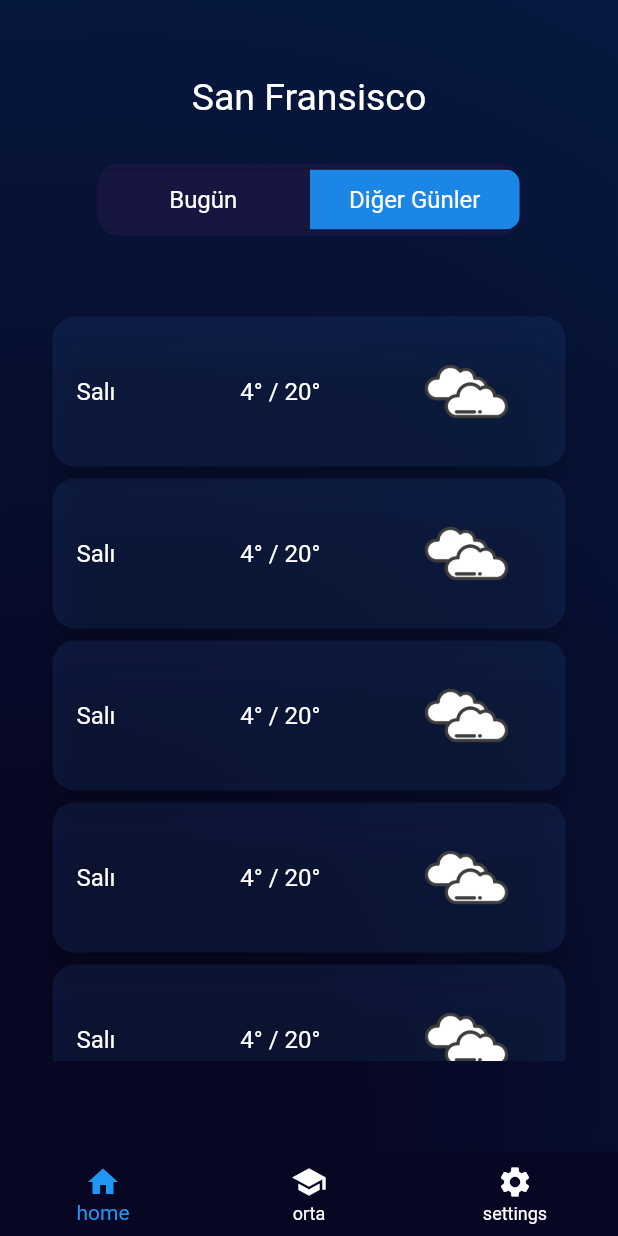
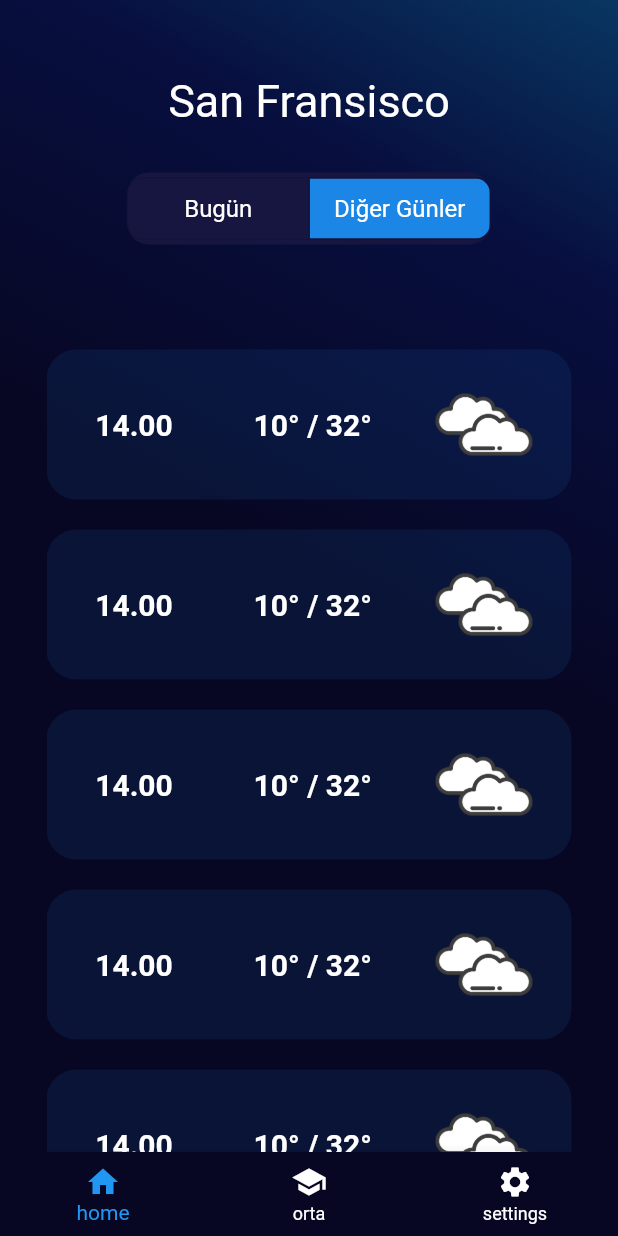
Before and after one commit to keremtigre/WeatherApp, a Flutter app: the screen it shows after launch, after a tap on "Diğer Günler", on a phone screen of 412 x 824 dp. Run offline on Flutter 3.47's test engine with Material 2 defaults, Android fonts, the phone set to English and light mode, and no system bars; our stand-ins replace google_fonts.

Commit message:
HomePage düzenlemeler Yapıldı

```diff
--- a/lib/screens/homePage/homepage.dart
+++ b/lib/screens/homePage/homepage.dart
@@ -1,7 +1,6 @@
-import 'dart:ffi';
-
 import 'package:flutter/material.dart';
 import 'package:flutter_weather_app/controller/controller.dart';
+import 'package:flutter_weather_app/screens/homePage/widgets/text_widget.dart';
 import 'package:flutter_weather_app/screens/homePage/widgets/toggleSecondPage.dart';
 import 'package:provider/src/provider.dart';
 
@@ -37,40 +36,37 @@ class _HomePageState extends State<HomePage> {
     }
 
     return isSelected[0] == true
-        ? Scaffold(
+        ? SafeArea(
+            child: Scaffold(
               body: Container(
                 height: double.infinity,
                 width: double.infinity,
                 decoration: BoxDecoration(
-                gradient: RadialGradient(
+                  gradient: LinearGradient(
                     colors: [
-                    Color.fromRGBO(4, 81, 153, 1),
                       Color.fromRGBO(7, 7, 35, 1),
+                      Color.fromRGBO(7, 15, 63, 1),
+                      Color.fromRGBO(9, 54, 97, 1),
                     ],
-                  center: Alignment(-1, 1),
-                  focal: Alignment(0.95, -0.95),
-                  focalRadius: 5.0,
+                    stops: [0.5, 0.8, 1],
+                    begin: Alignment.bottomLeft,
+                    end: Alignment.topRight,
                   ),
                 ),
                 child: Column(
                   children: [
-                  Padding(
+                    Expanded(
+                      flex: 1,
+                      child: Padding(
                         padding: EdgeInsets.only(
-                      top: phoneheight <= 700
-                          ? convertSizeheight(50)
-                          : convertSizeheight(80),
+                          top: convertSizeheight(20),
                         ),
-                    child: Text(
-                      "San Fransisco",
-                      style: TextStyle(color: Colors.white, fontSize: 25),
+                        child: CreateText("San Fransisco", Colors.white, 30),
                       ),
                     ),
                     Padding(
-                    padding: EdgeInsets.only(top: convertSizeheight(15)),
-                    child: Text(
-                      "28 Haziran 2022",
-                      style: TextStyle(color: Colors.white70, fontSize: 14),
-                    ),
+                      padding: EdgeInsets.only(top: convertSizeheight(8)),
+                      child: CreateText("28 Haziran 2022", Colors.white70, 14),
                     ),
                     Padding(
                       padding: EdgeInsets.only(top: convertSizeheight(20)),
@@ -81,8 +77,8 @@ class _HomePageState extends State<HomePage> {
                         ),
                         child: ToggleButtons(
                           constraints: BoxConstraints(
-                            minWidth: convertSizeWidth(140),
-                            maxWidth: convertSizeWidth(140),
+                              minWidth: convertSizeWidth(120),
+                              maxWidth: convertSizeWidth(120),
                               minHeight: convertSizeheight(40),
                               maxHeight: convertSizeheight(40)),
                           selectedColor: Colors.white,
@@ -104,94 +100,98 @@ class _HomePageState extends State<HomePage> {
                             });
                           },
                           children: [
-                          Text(
-                            "Bugün",
-                            style: TextStyle(fontSize: 16),
-                            textAlign: TextAlign.center,
-                          ),
-                          Text(
-                            "Diğer Günler",
-                            style: TextStyle(fontSize: 16),
-                            textAlign: TextAlign.end,
-                          )
+                            CreateTextWithAlign(
+                                "Bugün", Colors.white, 16, TextAlign.center),
+                            CreateTextWithAlign("Diğer Günler", Colors.white,
+                                16, TextAlign.end),
                           ],
                           isSelected: isSelected,
                         ),
                       ),
                     ),
-                  Padding(
+                    Expanded(
+                      flex: 2,
+                      child: Padding(
                         padding: EdgeInsets.only(
                           top: phoneheight <= 700
                               ? convertSizeheight(1)
                               : convertSizeheight(20),
                         ),
                         child: Image.asset("assets/cloud.png",
-                        width: double.infinity, height: convertSizeheight(220)),
+                            width: double.infinity,
+                            height: convertSizeheight(220)),
                       ),
-                  Padding(
+                    ),
+                    Expanded(
+                      flex: 1,
+                      child: Padding(
                         padding: EdgeInsets.only(
-                      top: phoneheight <= 700
-                          ? convertSizeheight(1)
-                          : convertSizeheight(20),
+                          top: phoneheight <= 820
+                              ? convertSizeheight(20)
+                              : convertSizeheight(60),
                         ),
                         child: Row(
                           mainAxisAlignment: MainAxisAlignment.spaceEvenly,
                           children: [
                             Column(
                               children: [
-                            Text(
+                                CreateTextWithAlign(
                                   "Temp",
-                              textAlign: TextAlign.center,
-                              style: TextStyle(color: Colors.white70),
+                                  Colors.white70,
+                                  12,
+                                  TextAlign.center,
                                 ),
                                 SizedBox(
                                   height: convertSizeheight(5),
                                 ),
-                            Text(
+                                CreateTextWithAlign(
                                   "32°",
-                              textAlign: TextAlign.center,
-                              style:
-                                  TextStyle(color: Colors.white, fontSize: 20),
-                            )
+                                  Colors.white,
+                                  20,
+                                  TextAlign.center,
+                                ),
                               ],
                             ),
                             Column(
                               children: [
-                            Text(
+                                CreateTextWithAlign(
                                   "Wind",
-                              textAlign: TextAlign.center,
-                              style: TextStyle(color: Colors.white70),
+                                  Colors.white70,
+                                  12,
+                                  TextAlign.center,
                                 ),
                                 SizedBox(
                                   height: convertSizeheight(5),
                                 ),
-                            Text(
+                                CreateTextWithAlign(
                                   "10km/h",
-                              textAlign: TextAlign.center,
-                              style:
-                                  TextStyle(color: Colors.white, fontSize: 20),
-                            )
+                                  Colors.white,
+                                  20,
+                                  TextAlign.center,
+                                ),
                               ],
                             ),
                             Column(
                               children: [
-                            Text(
+                                CreateTextWithAlign(
                                   "Nem",
-                              textAlign: TextAlign.center,
-                              style: TextStyle(color: Colors.white70),
+                                  Colors.white70,
+                                  12,
+                                  TextAlign.center,
                                 ),
                                 SizedBox(
                                   height: convertSizeheight(5),
                                 ),
-                            Text(
+                                CreateTextWithAlign(
                                   "%75",
-                              textAlign: TextAlign.center,
-                              style:
-                                  TextStyle(color: Colors.white, fontSize: 20),
+                                  Colors.white,
+                                  20,
+                                  TextAlign.center,
                                 ),
                               ],
                             ),
                           ],
+                        ),
                       ),
                     ),
                     Expanded(
@@ -199,15 +199,14 @@ class _HomePageState extends State<HomePage> {
                       child: Container(
                         alignment: Alignment.topLeft,
                         padding: EdgeInsets.only(
-                        top: phoneheight <= 700
-                            ? convertSizeheight(60)
-                            : convertSizeheight(100),
+                          top: convertSizeWidth(40),
                           left: convertSizeWidth(20),
                         ),
-                      child: Text(
+                        child: CreateTextWithAlign(
                           "Today",
-                        textAlign: TextAlign.center,
-                        style: TextStyle(color: Colors.white, fontSize: 20),
+                          Colors.white,
+                          21,
+                          TextAlign.center,
                         ),
                       ),
                     ),
@@ -229,31 +228,29 @@ class _HomePageState extends State<HomePage> {
                                 width: convertSizeWidth(160),
                                 child: Row(
                                   children: [
-                                  Image.asset(
+                                    Expanded(
+                                      child: Image.asset(
                                         "assets/cloud.png",
                                         height: convertSizeheight(100),
                                         width: convertSizeWidth(100),
                                       ),
-                                  Column(
-                                    mainAxisAlignment: MainAxisAlignment.center,
+                                    ),
+                                    Expanded(
+                                      child: Column(
+                                        mainAxisAlignment:
+                                            MainAxisAlignment.center,
                                         children: [
-                                      Text(
-                                        "14.00",
-                                        textAlign: TextAlign.center,
-                                        style: TextStyle(
-                                          color: Colors.white,
-                                        ),
-                                      ),
+                                          CreateText("14.00", Colors.white, 15),
                                           SizedBox(
                                             height: convertSizeheight(5),
                                           ),
-                                      Text(
+                                          CreateTextWithAlign(
                                               "32°",
-                                        textAlign: TextAlign.center,
-                                        style: TextStyle(
-                                            color: Colors.white, fontSize: 20),
+                                              Colors.white,
+                                              20,
+                                              TextAlign.center)
+                                        ],
                                       ),
-                                    ],
                                     )
                                   ],
                                 ),
@@ -269,13 +266,15 @@ class _HomePageState extends State<HomePage> {
                 unselectedItemColor: Colors.white,
                 type: BottomNavigationBarType.fixed,
                 items: [
-                BottomNavigationBarItem(icon: Icon(Icons.home), label: "home"),
+                  BottomNavigationBarItem(
+                      icon: Icon(Icons.home), label: "home"),
                   BottomNavigationBarItem(
                       icon: Icon(Icons.school), label: "orta"),
                   BottomNavigationBarItem(
                       icon: Icon(Icons.settings), label: "settings"),
                 ],
               ),
+            ),
           )
         : ToggleSecondPage();
   }
--- /dev/null
+++ b/lib/screens/homePage/widgets/text_widget.dart
@@ -0,0 +1,20 @@
+import 'package:flutter/material.dart';
+import 'package:google_fonts/google_fonts.dart';
+
+Widget CreateText(String text, Color color, double fontSize) {
+  return Text(
+    text,
+    style: TextStyle(color: color, fontSize: fontSize),
+  );
+}
+
+Widget CreateTextWithAlign(
+    String text, Color color, double fontSize, TextAlign textAlign) {
+  return Text(text,
+      textAlign: textAlign,
+      style: TextStyle(
+        color: color,
+        fontWeight: FontWeight.bold,
+        fontSize: fontSize,
+      ));
+}
--- a/lib/screens/homePage/widgets/toggleSecondPage.dart
+++ b/lib/screens/homePage/widgets/toggleSecondPage.dart
@@ -1,6 +1,7 @@
 import 'package:flutter/material.dart';
 import 'package:flutter_weather_app/controller/controller.dart';
 import 'package:flutter_weather_app/screens/homePage/homepage.dart';
+import 'package:flutter_weather_app/screens/homePage/widgets/text_widget.dart';
 import 'package:provider/src/provider.dart';
 
 class ToggleSecondPage extends StatefulWidget {
@@ -35,29 +36,28 @@ class _ToggleSecondPageState extends State<ToggleSecondPage> {
     }
 
     return isSelected[1] == true
-        ? Scaffold(
+        ? SafeArea(
+            child: Scaffold(
               body: Container(
                 height: double.infinity,
                 width: double.infinity,
                 decoration: BoxDecoration(
-                gradient: RadialGradient(
+                  gradient: LinearGradient(
                     colors: [
-                    Color.fromRGBO(4, 81, 153, 1),
                       Color.fromRGBO(7, 7, 35, 1),
+                      Color.fromRGBO(7, 15, 63, 1),
+                      Color.fromRGBO(9, 54, 97, 1),
                     ],
-                  center: Alignment(-1, 1),
-                  focal: Alignment(0.95, -0.95),
-                  focalRadius: 5.0,
+                    stops: [0.5, 0.8, 1],
+                    begin: Alignment.bottomLeft,
+                    end: Alignment.topRight,
                   ),
                 ),
                 child: Column(
                   children: [
                     Padding(
                       padding: EdgeInsets.only(top: convertSizeheight(50)),
-                    child: Text(
-                      "San Fransisco",
-                      style: TextStyle(color: Colors.white, fontSize: 25),
-                    ),
+                      child: CreateText("San Fransisco", Colors.white, 30),
                     ),
                     Padding(
                       padding: EdgeInsets.only(top: convertSizeheight(30)),
@@ -68,8 +68,8 @@ class _ToggleSecondPageState extends State<ToggleSecondPage> {
                         ),
                         child: ToggleButtons(
                           constraints: BoxConstraints(
-                            minWidth: convertSizeWidth(140),
-                            maxWidth: convertSizeWidth(140),
+                              minWidth: convertSizeWidth(120),
+                              maxWidth: convertSizeWidth(120),
                               minHeight: convertSizeheight(40),
                               maxHeight: convertSizeheight(40)),
                           selectedColor: Colors.white,
@@ -106,9 +106,10 @@ class _ToggleSecondPageState extends State<ToggleSecondPage> {
                         ),
                       ),
                     ),
-                  Container(
-                    decoration:
-                        BoxDecoration(borderRadius: BorderRadius.circular(15)),
+                    Expanded(
+                      child: Container(
+                        decoration: BoxDecoration(
+                            borderRadius: BorderRadius.circular(15)),
                         margin: EdgeInsets.only(
                           top: phoneheight <= 700
                               ? convertSizeheight(20)
@@ -117,33 +118,48 @@ class _ToggleSecondPageState extends State<ToggleSecondPage> {
                         alignment: Alignment.center,
                         height: phoneheight <= 700
                             ? convertSizeheight(420)
-                        : convertSizeheight(500),
+                            : convertSizeheight(460),
                         width: convertSizeWidth(350),
                         child: ListView.builder(
-                        itemCount: 10,
+                            itemCount: 8,
                             itemBuilder: (context, index) {
-                          return Card(
-                            color: Colors.blueAccent.withOpacity(0.1),
-                            shape: RoundedRectangleBorder(
-                              borderRadius: BorderRadius.circular(15.0),
+                              return Container(
+                                decoration: BoxDecoration(
+                                    borderRadius: BorderRadius.circular(20),
+                                    color: Color.fromRGBO(27, 134, 230, 0.1)),
+                                margin:
+                                    EdgeInsets.only(top: convertSizeWidth(20)),
+                                width: convertSizeWidth(160),
+                                child: Row(
+                                  children: [
+                                    Expanded(
+                                      child: CreateTextWithAlign(
+                                        "14.00",
+                                        Colors.white,
+                                        20,
+                                        TextAlign.center,
                                       ),
-                            elevation: 10,
-                            child: Container(
-                              alignment: Alignment.center,
-                              height: convertSizeheight(100),
-                              child: ListTile(
-                                textColor: Colors.white,
-                                trailing: Image.asset(
+                                    ),
+                                    Expanded(
+                                      child: CreateTextWithAlign(
+                                        " 10° / 32°",
+                                        Colors.white,
+                                        20,
+                                        TextAlign.center,
+                                      ),
+                                    ),
+                                    Expanded(
+                                      child: Image.asset(
                                         "assets/cloud.png",
                                         height: convertSizeheight(100),
                                         width: convertSizeWidth(100),
                                       ),
-                                title: Text(
-                                    "Salı \t\t\t\t\t\t\t\t\t\t\t\t\t\t\t\t\t\t\t 4° / 20°"),
                                     ),
+                                  ],
                                 ),
                               );
                             }),
+                      ),
                     )
                   ],
                 ),
@@ -153,13 +169,15 @@ class _ToggleSecondPageState extends State<ToggleSecondPage> {
                 unselectedItemColor: Colors.white,
                 type: BottomNavigationBarType.fixed,
                 items: [
-                BottomNavigationBarItem(icon: Icon(Icons.home), label: "home"),
+                  BottomNavigationBarItem(
+                      icon: Icon(Icons.home), label: "home"),
                   BottomNavigationBarItem(
                       icon: Icon(Icons.school), label: "orta"),
                   BottomNavigationBarItem(
                       icon: Icon(Icons.settings), label: "settings"),
                 ],
               ),
+            ),
           )
         : HomePage();
   }
```
Also changed, not shown: pubspec.yaml (+3 -4 lines), pubspec.lock. Lines whose indentation alone changed are shown as unchanged.
